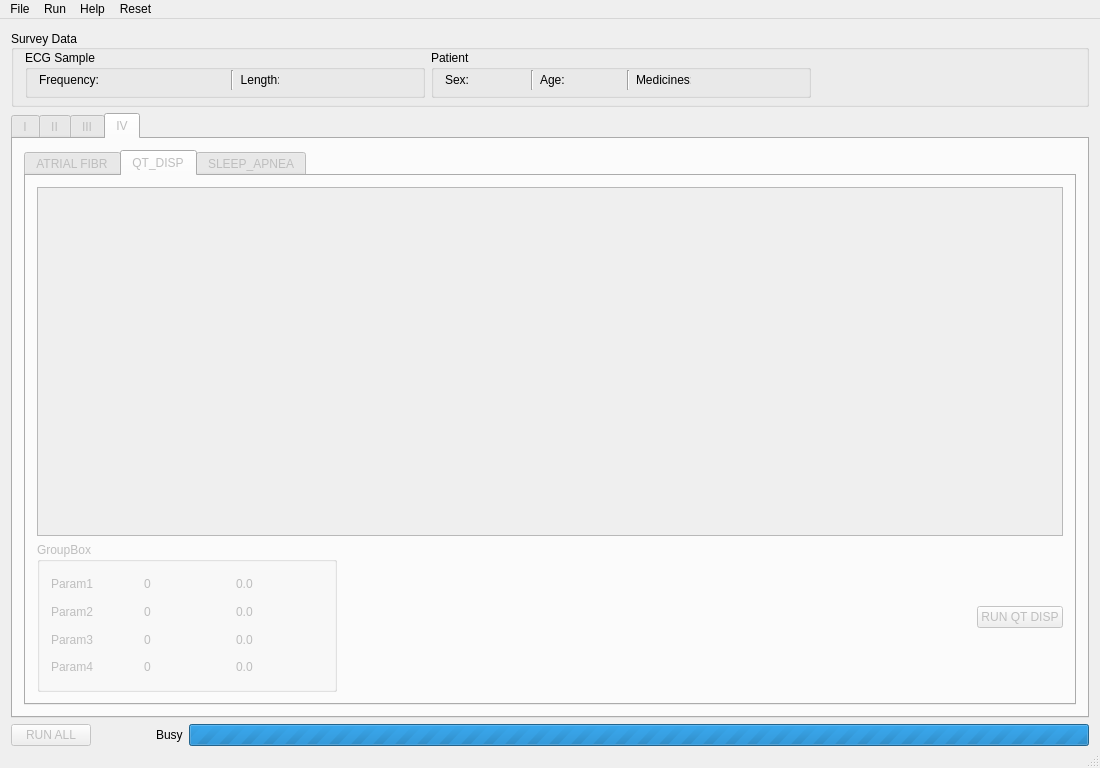
Qt form EKG/Views/airecgmain.ui (qwerty90/ProjektEKG) before a commit.
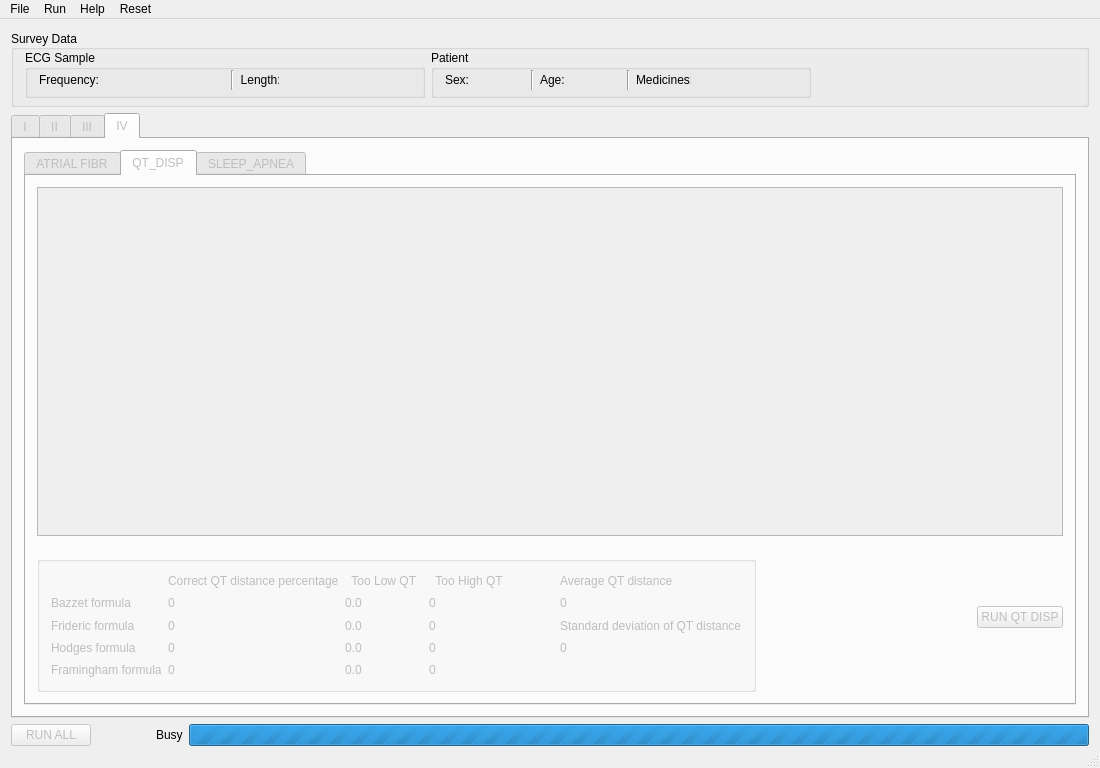
The same form after that commit. The open tabs and pages were chosen to show the change. Icons and pictures are not drawn.

Commit message: GUI: Sleep Apnea, QT Disp

```diff
--- a/EKG/Views/airecgmain.ui
+++ b/EKG/Views/airecgmain.ui
@@ -3180,53 +3180,67 @@
                    </size>
                   </property>
                   <property name="title">
-                   <string>GroupBox</string>
+                   <string> </string>
                   </property>
                   <layout class="QGridLayout" name="gridLayout_5">
-                   <item row="1" column="1">
-                    <widget class="QLabel" name="label_39">
+                   <item row="2" column="4">
+                    <widget class="QLabel" name="TH_Frideric">
                      <property name="text">
                       <string>0</string>
                      </property>
                     </widget>
                    </item>
-                   <item row="0" column="0">
-                    <widget class="QLabel" name="label_34">
+                   <item row="3" column="4">
+                    <widget class="QLabel" name="TH_Hodges">
                      <property name="text">
-                      <string>Param1</string>
+                      <string>0</string>
                      </property>
                     </widget>
                    </item>
-                   <item row="2" column="0">
-                    <widget class="QLabel" name="label_36">
+                   <item row="1" column="4">
+                    <widget class="QLabel" name="TH_Bazzet">
                      <property name="text">
-                      <string>Param3</string>
+                      <string>0</string>
+                     </property>
+                    </widget>
+                   </item>
+                   <item row="2" column="1">
+                    <widget class="QLabel" name="DIS_Frideric">
+                     <property name="text">
+                      <string>0</string>
                      </property>
                     </widget>
                    </item>
                    <item row="1" column="0">
                     <widget class="QLabel" name="label_35">
                      <property name="text">
-                      <string>Param2</string>
+                      <string>Bazzet formula</string>
                      </property>
                     </widget>
                    </item>
                    <item row="3" column="0">
                     <widget class="QLabel" name="label_37">
                      <property name="text">
-                      <string>Param4</string>
+                      <string>Hodges formula</string>
                      </property>
                     </widget>
                    </item>
-                   <item row="0" column="1">
-                    <widget class="QLabel" name="label_38">
+                   <item row="2" column="0">
+                    <widget class="QLabel" name="name1">
                      <property name="text">
-                      <string>0</string>
+                      <string>Frideric formula   </string>
                      </property>
                     </widget>
                    </item>
-                   <item row="2" column="1">
-                    <widget class="QLabel" name="label_40">
+                   <item row="4" column="0">
+                    <widget class="QLabel" name="name3">
+                     <property name="text">
+                      <string>Framingham formula</string>
+                     </property>
+                    </widget>
+                   </item>
+                   <item row="1" column="1">
+                    <widget class="QLabel" name="DIS_Bazzet">
                      <property name="text">
                       <string>0</string>
                      </property>
@@ -3239,34 +3253,104 @@
                      </property>
                     </widget>
                    </item>
-                   <item row="0" column="2">
-                    <widget class="QLabel" name="label_42">
+                   <item row="4" column="1">
+                    <widget class="QLabel" name="DIS_Framingham">
                      <property name="text">
+                      <string>0</string>
+                     </property>
+                    </widget>
+                   </item>
+                   <item row="1" column="3">
+                    <widget class="QLabel" name="TL_Bazzet">
+                     <property name="text">
                       <string>0.0</string>
                      </property>
                     </widget>
                    </item>
-                   <item row="1" column="2">
-                    <widget class="QLabel" name="label_43">
+                   <item row="2" column="3">
+                    <widget class="QLabel" name="TL_Frideric">
                      <property name="text">
                       <string>0.0</string>
                      </property>
                     </widget>
                    </item>
-                   <item row="2" column="2">
-                    <widget class="QLabel" name="label_44">
+                   <item row="3" column="3">
+                    <widget class="QLabel" name="TL_Hodges">
                      <property name="text">
                       <string>0.0</string>
                      </property>
                     </widget>
                    </item>
-                   <item row="3" column="2">
-                    <widget class="QLabel" name="label_45">
+                   <item row="4" column="3">
+                    <widget class="QLabel" name="TL_Framingham">
                      <property name="text">
                       <string>0.0</string>
                      </property>
                     </widget>
                    </item>
+                   <item row="0" column="4">
+                    <widget class="QLabel" name="label_14">
+                     <property name="text">
+                      <string>  Too High QT</string>
+                     </property>
+                    </widget>
+                   </item>
+                   <item row="0" column="1">
+                    <widget class="QLabel" name="label_3">
+                     <property name="text">
+                      <string>Correct QT distance percentage</string>
+                     </property>
+                    </widget>
+                   </item>
+                   <item row="0" column="3">
+                    <widget class="QLabel" name="label_8">
+                     <property name="text">
+                      <string>  Too Low QT  </string>
+                     </property>
+                    </widget>
+                   </item>
+                   <item row="4" column="4">
+                    <widget class="QLabel" name="TH_Framingham">
+                     <property name="text">
+                      <string>0</string>
+                     </property>
+                    </widget>
+                   </item>
+                   <item row="1" column="5">
+                    <widget class="QLabel" name="label_31">
+                     <property name="text">
+                      <string>             </string>
+                     </property>
+                    </widget>
+                   </item>
+                   <item row="1" column="6">
+                    <widget class="QLabel" name="avQTdis">
+                     <property name="text">
+                      <string>0</string>
+                     </property>
+                    </widget>
+                   </item>
+                   <item row="0" column="6">
+                    <widget class="QLabel" name="label_49">
+                     <property name="text">
+                      <string>Average QT distance</string>
+                     </property>
+                    </widget>
+                   </item>
+                   <item row="2" column="6">
+                    <widget class="QLabel" name="label_50">
+                     <property name="text">
+                      <string>Standard deviation of QT distance</string>
+                     </property>
+                    </widget>
+                   </item>
+                   <item row="3" column="6">
+                    <widget class="QLabel" name="deviationQtdis">
+                     <property name="text">
+                      <string>0</string>
+                     </property>
+                    </widget>
+                   </item>
                   </layout>
                  </widget>
                 </item>
```
Left out of the diff: 152 changed lines with no effect on the pictures. The commit also changes 3 other files.
